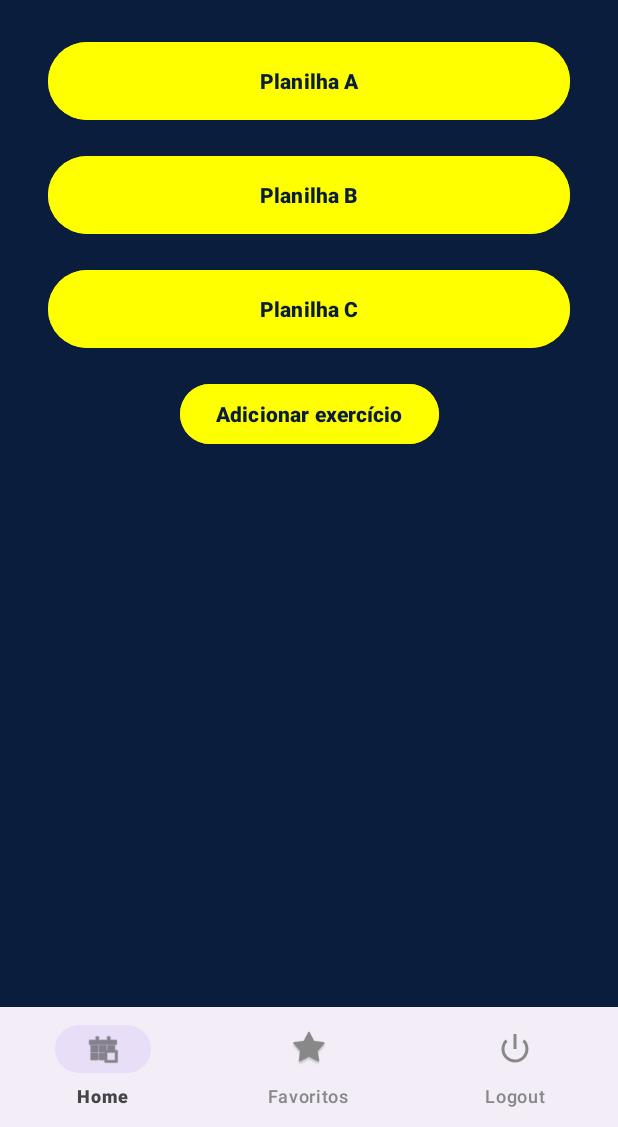
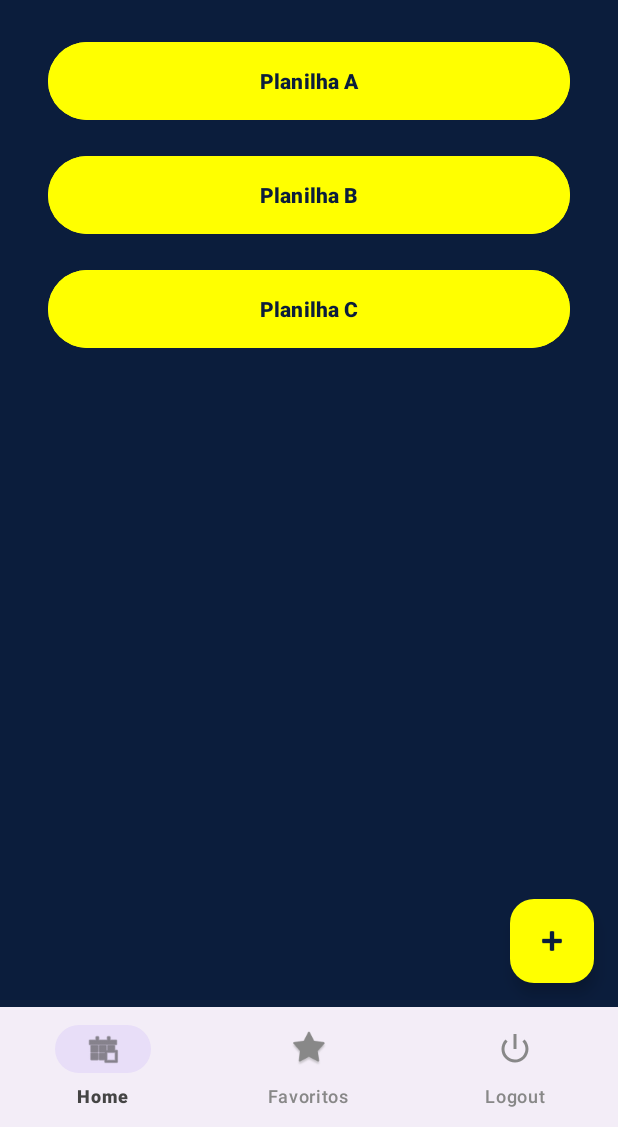
Before and after one commit to Mateus-Oliveira-Monteiro/U_train_v2, an Android app: the Home screen opened directly, with no data from a screen before it, on a phone screen of 412 x 824 dp, the part 109-1236 px from its top. Run offline under Robolectric (Android 15) with nearby library versions, the phone set to English and light mode, and no system bars.

Commit message:
Feat: Adicionado cards nas listagens, floating action button no adicionar planilhas

```diff
--- a/app/src/main/java/br/com/instituto_federal/utrain/Home.java
+++ b/app/src/main/java/br/com/instituto_federal/utrain/Home.java
@@ -8,6 +8,7 @@ import android.widget.Toast;
 import androidx.appcompat.app.AppCompatActivity;
 
 import com.google.android.material.bottomnavigation.BottomNavigationView;
+import com.google.android.material.floatingactionbutton.FloatingActionButton;
 
 import br.com.instituto_federal.utrain.favoritos.Favoritos;
 import br.com.instituto_federal.utrain.planilhas.AddExercicioActivity;
@@ -23,7 +24,7 @@ public class Home extends AppCompatActivity {
         Button p1 = findViewById(R.id.planilha1);
         Button p2 = findViewById(R.id.planilha2);
         Button p3 = findViewById(R.id.planilha3);
-        Button add = findViewById(R.id.adicionarMaisButton);
+        FloatingActionButton add = findViewById(R.id.adicionarMaisButton);
 
         p1.setOnClickListener(v -> abrirPlanilha(1));
         p2.setOnClickListener(v -> abrirPlanilha(2));
--- a/app/src/main/res/layout/activity_home.xml
+++ b/app/src/main/res/layout/activity_home.xml
@@ -2,9 +2,11 @@
 <androidx.constraintlayout.widget.ConstraintLayout
     xmlns:android="http://schemas.android.com/apk/res/android"
     xmlns:app="http://schemas.android.com/apk/res-auto"
+    xmlns:tools="http://schemas.android.com/tools"
     android:layout_width="match_parent"
     android:layout_height="match_parent"
-    android:background="@color/azul_escuro">
+    android:background="@color/azul_escuro"
+    tools:context=".MainActivity">
 
     <TextView
         android:id="@+id/boasVindasText"
@@ -16,9 +18,8 @@
         android:layout_marginTop="40dp"
         app:layout_constraintTop_toTopOf="parent"
         app:layout_constraintStart_toStartOf="parent"
-        app:layout_constraintEnd_toEndOf="parent"/>
+        app:layout_constraintEnd_toEndOf="parent" />
 
-    <!-- Botões fictícios -->
     <Button
         android:id="@+id/planilha1"
         android:layout_width="0dp"
@@ -64,20 +65,18 @@
         android:layout_marginStart="32dp"
         android:layout_marginEnd="32dp" />
 
-    <Button
+    <com.google.android.material.floatingactionbutton.FloatingActionButton
         android:id="@+id/adicionarMaisButton"
         android:layout_width="wrap_content"
         android:layout_height="wrap_content"
-        android:text="Adicionar exercício"
-        android:textStyle="bold"
-        android:textColor="@color/azul_escuro"
-        android:backgroundTint="@color/amarelo_neon"
-        android:layout_marginTop="16dp"
-        app:layout_constraintTop_toBottomOf="@id/planilha3"
-        app:layout_constraintStart_toStartOf="parent"
+        android:layout_margin="16dp"
+        android:contentDescription="Adicionar exercício"
+        android:src="@android:drawable/ic_input_add"
+        app:tint="@color/azul_escuro"
+        app:backgroundTint="@color/amarelo_neon"
+        app:layout_constraintBottom_toTopOf="@+id/bottomNavigationView"
         app:layout_constraintEnd_toEndOf="parent" />
 
-    <!-- Bottom Navigation -->
     <com.google.android.material.bottomnavigation.BottomNavigationView
         android:id="@+id/bottomNavigationView"
         android:layout_width="0dp"
@@ -89,4 +88,5 @@
         app:layout_constraintBottom_toBottomOf="parent"
         app:layout_constraintStart_toStartOf="parent"
         app:layout_constraintEnd_toEndOf="parent" />
+
 </androidx.constraintlayout.widget.ConstraintLayout>
```
Also changed, not shown: app/src/main/res/layout/activity_item_favoritos.xml (+13 -3 lines), app/src/main/res/layout/activity_item_planilha.xml (+14 -4 lines).
